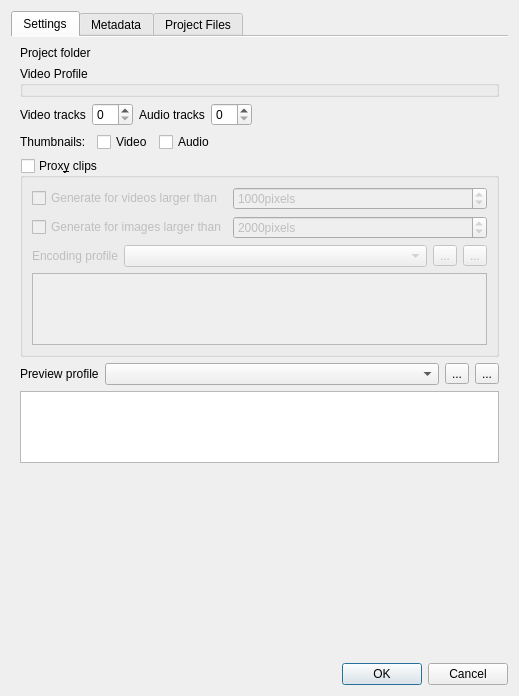
Qt form src/ui/projectsettings_ui.ui (KDE/kdenlive) before a commit.
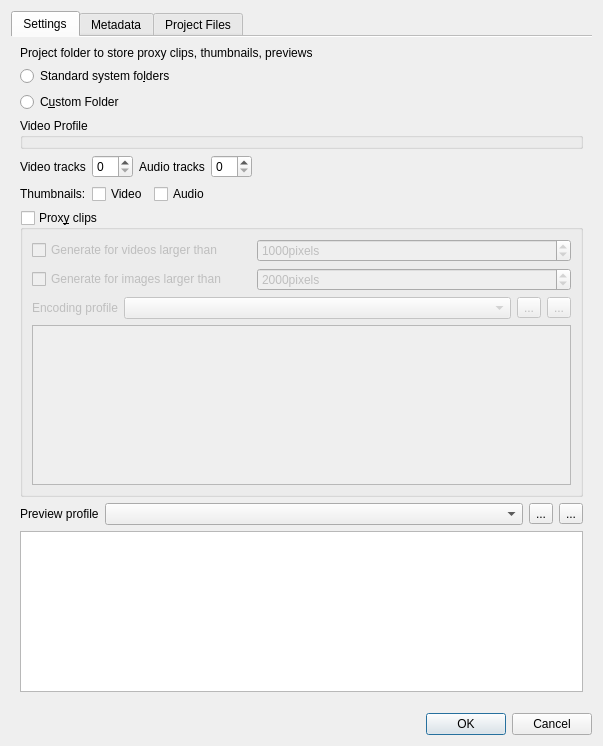
The same form after that commit. Custom widgets are drawn as their Qt base class.

Commit message: * First steps towards using custom project folder to store tmp data (wip) * First steps towards "portable" projects (using relative paths)

Diff of the .ui file:
```diff
--- a/src/ui/projectsettings_ui.ui
+++ b/src/ui/projectsettings_ui.ui
@@ -6,15 +6,15 @@
    <rect>
     <x>0</x>
     <y>0</y>
-    <width>519</width>
-    <height>696</height>
+    <width>591</width>
+    <height>746</height>
    </rect>
   </property>
   <property name="windowTitle">
    <string>Project Settings</string>
   </property>
-  <layout class="QVBoxLayout" name="verticalLayout">
-   <item>
+  <layout class="QGridLayout" name="gridLayout_3">
+   <item row="0" column="0">
     <widget class="QTabWidget" name="tabWidget">
      <property name="currentIndex">
       <number>0</number>
@@ -26,25 +26,47 @@
       <attribute name="title">
        <string>Settings</string>
       </attribute>
-      <layout class="QGridLayout" name="gridLayout_5">
-       <item row="0" column="0">
+      <layout class="QGridLayout" name="gridLayout">
+       <item row="0" column="0" colspan="4">
         <widget class="QLabel" name="label_4">
          <property name="text">
-          <string>Project folder</string>
+          <string>Project folder to store proxy clips, thumbnails, previews</string>
          </property>
         </widget>
        </item>
-       <item row="0" column="1" colspan="3">
-        <widget class="KUrlRequester" name="project_folder"/>
-       </item>
        <item row="1" column="0" colspan="4">
+        <widget class="QRadioButton" name="xdg_folder">
+         <property name="text">
+          <string>Standard system fo&amp;lders</string>
+         </property>
+        </widget>
+       </item>
+       <item row="2" column="0" colspan="4">
+        <layout class="QHBoxLayout" name="horizontalLayout">
+         <item>
+          <widget class="QRadioButton" name="custom_folder">
+           <property name="text">
+            <string>C&amp;ustom Folder</string>
+           </property>
+          </widget>
+         </item>
+         <item>
+          <widget class="KUrlRequester" name="project_folder">
+           <property name="enabled">
+            <bool>false</bool>
+           </property>
+          </widget>
+         </item>
+        </layout>
+       </item>
+       <item row="3" column="0" colspan="4">
         <widget class="QGroupBox" name="profile_box">
          <property name="title">
           <string>Video Profile</string>
          </property>
         </widget>
        </item>
-       <item row="2" column="0" colspan="4">
+       <item row="4" column="0" colspan="4">
         <layout class="QHBoxLayout" name="horizontalLayout_2">
          <item>
           <widget class="QLabel" name="label_7">
@@ -81,28 +103,28 @@
          </item>
         </layout>
        </item>
-       <item row="3" column="0">
+       <item row="5" column="0">
         <widget class="QLabel" name="label_2">
          <property name="text">
           <string>Thumbnails:</string>
          </property>
         </widget>
        </item>
-       <item row="3" column="1">
+       <item row="5" column="1">
         <widget class="QCheckBox" name="video_thumbs">
          <property name="text">
           <string>Video</string>
          </property>
         </widget>
        </item>
-       <item row="3" column="2">
+       <item row="5" column="2">
         <widget class="QCheckBox" name="audio_thumbs">
          <property name="text">
           <string>Audio</string>
          </property>
         </widget>
        </item>
-       <item row="3" column="3">
+       <item row="5" column="3">
         <spacer name="horizontalSpacer">
          <property name="orientation">
           <enum>Qt::Horizontal</enum>
@@ -115,7 +137,7 @@
          </property>
         </spacer>
        </item>
-       <item row="4" column="0" colspan="4">
+       <item row="6" column="0" colspan="4">
         <widget class="QGroupBox" name="enable_proxy">
          <property name="title">
           <string>Prox&amp;y clips</string>
@@ -226,20 +248,7 @@
          </layout>
         </widget>
        </item>
-       <item row="6" column="0" colspan="4">
-        <widget class="QPlainTextEdit" name="previewparams">
-         <property name="sizePolicy">
-          <sizepolicy hsizetype="Expanding" vsizetype="Maximum">
-           <horstretch>0</horstretch>
-           <verstretch>0</verstretch>
-          </sizepolicy>
-         </property>
-         <property name="readOnly">
-          <bool>true</bool>
-         </property>
-        </widget>
-       </item>
-       <item row="5" column="0" colspan="4">
+       <item row="7" column="0" colspan="4">
         <layout class="QHBoxLayout" name="horizontalLayout_4">
          <item>
           <widget class="QLabel" name="label_25">
@@ -283,6 +292,32 @@
          </item>
         </layout>
        </item>
+       <item row="8" column="0" colspan="4">
+        <widget class="QPlainTextEdit" name="previewparams">
+         <property name="sizePolicy">
+          <sizepolicy hsizetype="Expanding" vsizetype="Maximum">
+           <horstretch>0</horstretch>
+           <verstretch>0</verstretch>
+          </sizepolicy>
+         </property>
+         <property name="readOnly">
+          <bool>true</bool>
+         </property>
+        </widget>
+       </item>
+       <item row="9" column="0" colspan="4">
+        <spacer name="verticalSpacer">
+         <property name="orientation">
+          <enum>Qt::Vertical</enum>
+         </property>
+         <property name="sizeHint" stdset="0">
+          <size>
+           <width>559</width>
+           <height>38</height>
+          </size>
+         </property>
+        </spacer>
+       </item>
       </layout>
      </widget>
      <widget class="QWidget" name="tab_3">
@@ -472,20 +507,7 @@
      </widget>
     </widget>
    </item>
-   <item>
-    <spacer name="verticalSpacer">
-     <property name="orientation">
-      <enum>Qt::Vertical</enum>
-     </property>
-     <property name="sizeHint" stdset="0">
-      <size>
-       <width>334</width>
-       <height>484</height>
-      </size>
-     </property>
-    </spacer>
-   </item>
-   <item>
+   <item row="1" column="0">
     <widget class="QDialogButtonBox" name="buttonBox">
      <property name="orientation">
       <enum>Qt::Horizontal</enum>
@@ -499,9 +521,9 @@
  </widget>
  <customwidgets>
   <customwidget>
-   <class>KComboBox</class>
-   <extends>QComboBox</extends>
-   <header>kcombobox.h</header>
+   <class>KTreeWidgetSearchLine</class>
+   <extends>QLineEdit</extends>
+   <header>ktreewidgetsearchline.h</header>
   </customwidget>
   <customwidget>
    <class>KUrlRequester</class>
@@ -510,9 +532,9 @@
    <container>1</container>
   </customwidget>
   <customwidget>
-   <class>KTreeWidgetSearchLine</class>
-   <extends>QLineEdit</extends>
-   <header>ktreewidgetsearchline.h</header>
+   <class>KComboBox</class>
+   <extends>QComboBox</extends>
+   <header>kcombobox.h</header>
   </customwidget>
  </customwidgets>
  <resources/>
```
Left out of the diff: 110 changed lines with no effect on the pictures. The commit also changes 26 other files.
